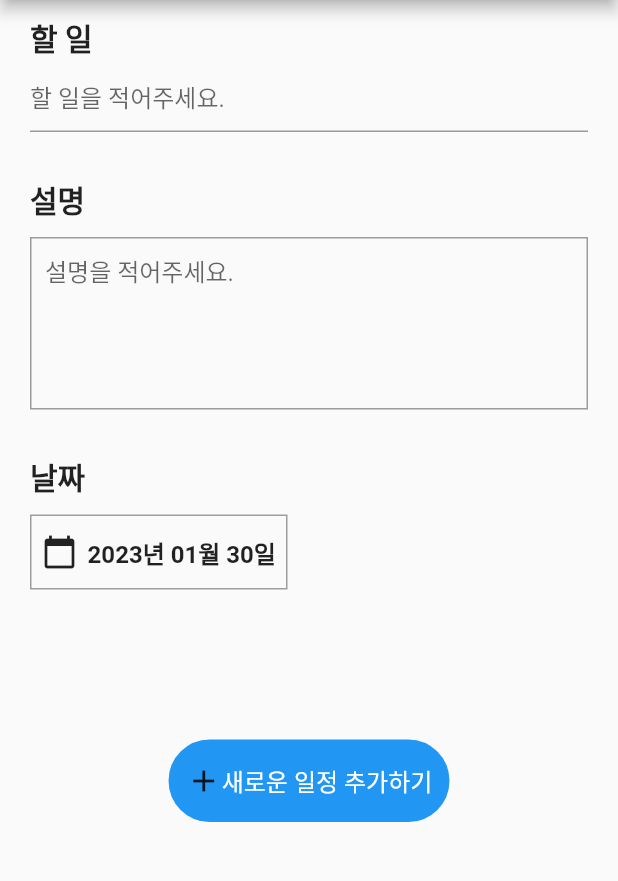
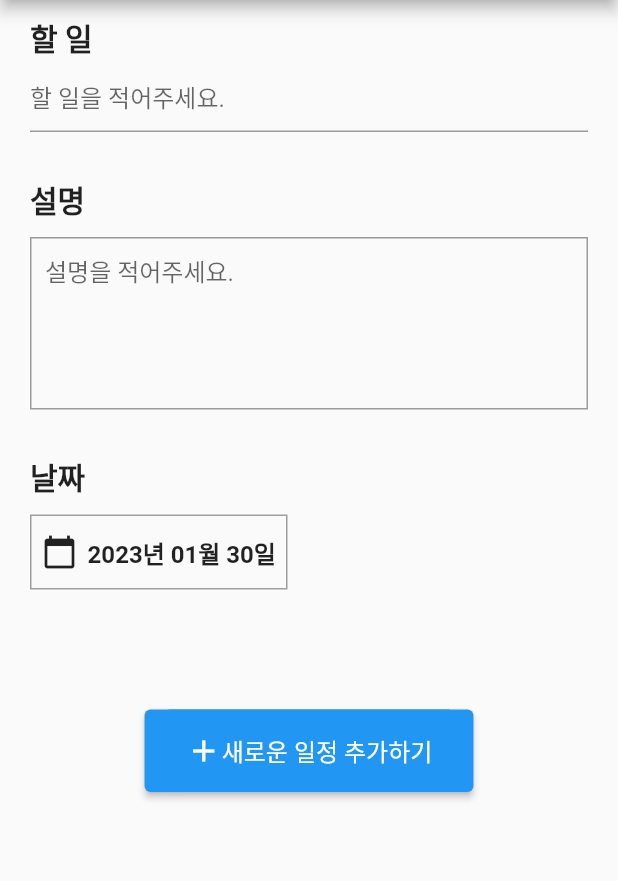
Before and after one commit to Uheeking/flutter_todo, a Flutter app: the screen it shows after launch, after a tap on the "add" icon, on a phone screen of 412 x 824 dp, the part 84-965 px from its top. Run offline on Flutter 3.47's test engine with Material 2 defaults, Android fonts, the phone set to English and light mode, and no system bars; our stand-ins replace table_calendar.

Commit message:
조금 수정

```diff
--- a/lib/pages/todoAdd.dart
+++ b/lib/pages/todoAdd.dart
@@ -3,34 +3,25 @@ import 'package:flutter/src/widgets/container.dart';
 import 'package:flutter/src/widgets/framework.dart';
 import 'package:intl/intl.dart';
 
-class TodoAdd extends StatefulWidget {
+class TodoAdd extends StatelessWidget {
   final DateTime day;
   const TodoAdd({super.key, required this.day});
 
   @override
-  State<TodoAdd> createState() => _TodoAddState();
-}
-
-// String date =
-
-class _TodoAddState extends State<TodoAdd> {
-  // String date = widget.day;
-
-  @override
   Widget build(BuildContext context) {
-    final date = DateFormat('yyyy년 MM월 dd일').format(widget.day);
+    final date = DateFormat('yyyy년 MM월 dd일').format(day);
 
     return GestureDetector(
       onTap: () {
         FocusScope.of(context).unfocus();
-        print(date);
       },
       child: Scaffold(
         appBar: AppBar(
           title: Text('Todo Add'),
           centerTitle: true,
         ),
-        body: Container(
+        body: Form(
+          child: Container(
             padding: EdgeInsets.fromLTRB(20, 10, 20, 0),
             child: SingleChildScrollView(
               child: Column(children: <Widget>[
@@ -94,17 +85,21 @@ class _TodoAddState extends State<TodoAdd> {
                   ),
                 ),
                 SizedBox(
-                height: 100,
+                  height: 80,
                 ),
-              Container(
+                ElevatedButton(
+                  onPressed: () {
+                    print('i am uheeking');
+                  },
+                  child: Container(
                     width: MediaQuery.of(context).size.width / 2.2,
                     height: 55,
                     decoration: BoxDecoration(
-                    borderRadius: BorderRadius.circular(30),
                         border: Border.all(color: Colors.blue),
                         color: Colors.blue),
-                child:
-                    Row(mainAxisAlignment: MainAxisAlignment.center, children: [
+                    child: Row(
+                        mainAxisAlignment: MainAxisAlignment.center,
+                        children: [
                           Icon(Icons.add),
                           Text(
                             '새로운 일정 추가하기',
@@ -112,7 +107,9 @@ class _TodoAddState extends State<TodoAdd> {
                           )
                         ]),
                   ),
+                ),
               ]),
+            ),
           ),
         ),
       ),
```
Lines whose indentation alone changed are shown as unchanged.
